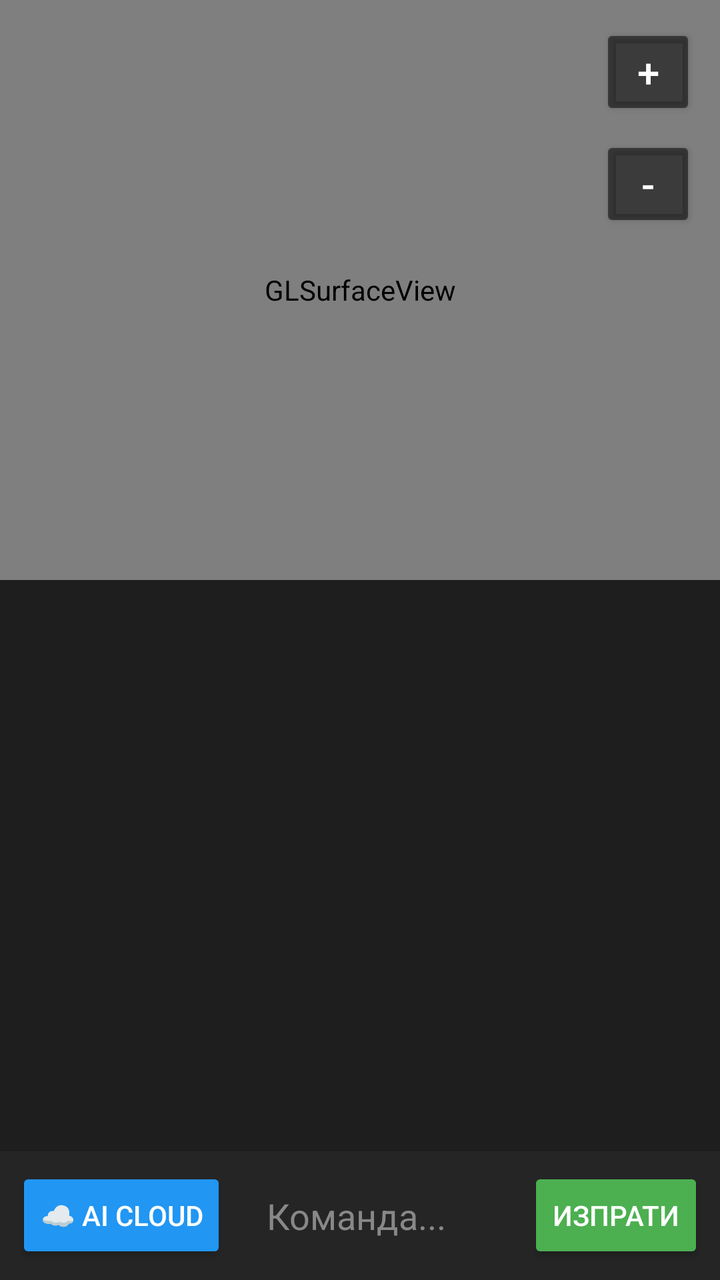
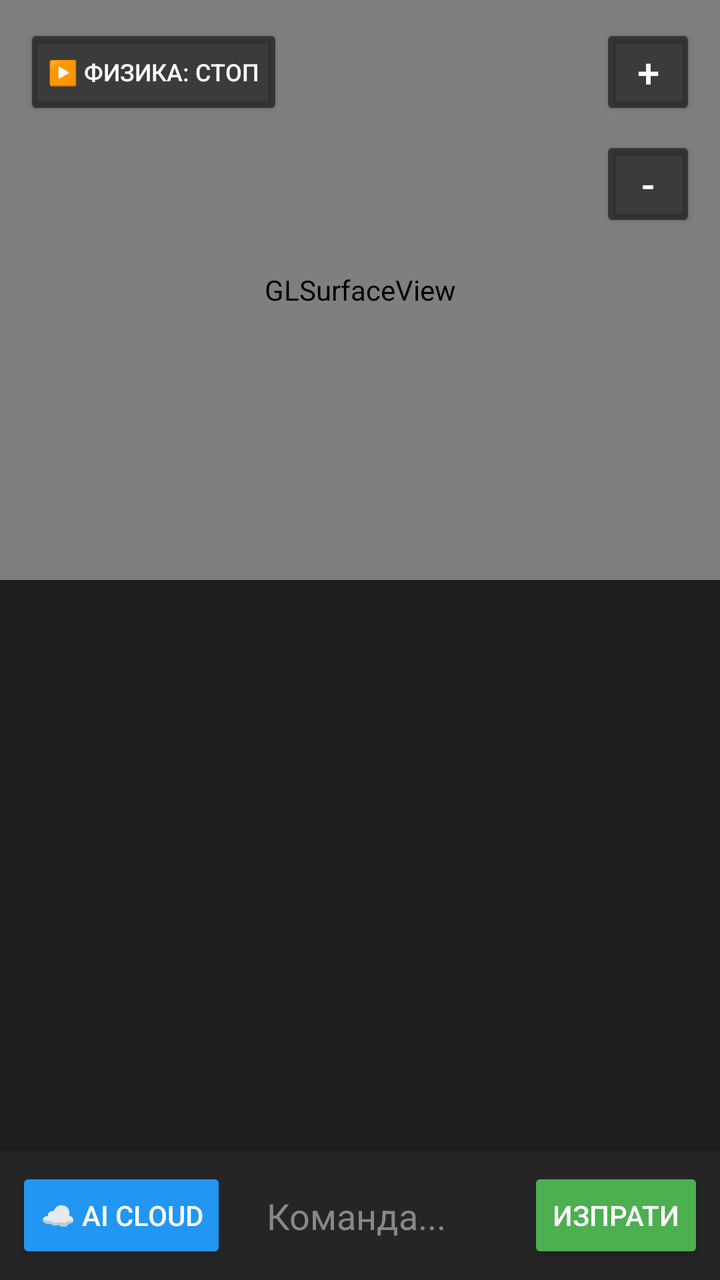

Before-and-after screenshots of an Android layout around one commit, followed by the original layout XML and the change that was made.
<!-- AndroidManifest.xml: application theme Theme.AppCompat.Light.NoActionBar -->
<!-- res/layout/activity_main.xml -->
<?xml version="1.0" encoding="utf-8"?>
<androidx.constraintlayout.widget.ConstraintLayout 
    xmlns:android="http://schemas.android.com/apk/res/android"
    xmlns:app="http://schemas.android.com/apk/res-auto"
    android:layout_width="match_parent"
    android:layout_height="match_parent"
    android:background="#121212">

    <FrameLayout
        android:id="@+id/engine_viewport"
        android:layout_width="0dp"
        android:layout_height="0dp"
        android:background="#000000"
        app:layout_constraintTop_toTopOf="parent"
        app:layout_constraintBottom_toTopOf="@+id/chat_layout"
        app:layout_constraintStart_toStartOf="parent"
        app:layout_constraintEnd_toEndOf="parent">
        
        <android.opengl.GLSurfaceView
            android:id="@+id/gl_surface_view"
            android:layout_width="match_parent"
            android:layout_height="match_parent" />

        
        <LinearLayout
            android:layout_width="wrap_content"
            android:layout_height="wrap_content"
            android:orientation="vertical"
            android:layout_gravity="top|end"
            android:layout_margin="12dp">

            <Button
                android:id="@+id/btn_zoom_in"
                android:layout_width="48dp"
                android:layout_height="48dp"
                android:text="+"
                android:textSize="20sp"
                android:textColor="#FFFFFF"
                android:backgroundTint="#88000000"/>

            <Button
                android:id="@+id/btn_zoom_out"
                android:layout_width="48dp"
                android:layout_height="48dp"
                android:layout_marginTop="8dp"
                android:text="-"
                android:textSize="20sp"
                android:textColor="#FFFFFF"
                android:backgroundTint="#88000000"/>
        </LinearLayout>
    </FrameLayout>

    <androidx.constraintlayout.widget.ConstraintLayout
        android:id="@+id/chat_layout"
        android:layout_width="0dp"
        android:layout_height="350dp"
        android:background="#1E1E1E"
        app:layout_constraintBottom_toBottomOf="parent"
        app:layout_constraintStart_toStartOf="parent"
        app:layout_constraintEnd_toEndOf="parent">

        <androidx.recyclerview.widget.RecyclerView
            android:id="@+id/chat_recycler"
            android:layout_width="0dp"
            android:layout_height="0dp"
            android:padding="8dp"
            android:clipToPadding="false"
            app:layout_constraintTop_toTopOf="parent"
            app:layout_constraintBottom_toTopOf="@+id/input_layout"
            app:layout_constraintStart_toStartOf="parent"
            app:layout_constraintEnd_toEndOf="parent" />

        <LinearLayout
            android:id="@+id/input_layout"
            android:layout_width="0dp"
            android:layout_height="wrap_content"
            android:orientation="horizontal"
            android:padding="8dp"
            android:background="#252526"
            android:gravity="center_vertical"
            app:layout_constraintBottom_toBottomOf="parent"
            app:layout_constraintStart_toStartOf="parent"
            app:layout_constraintEnd_toEndOf="parent">

            <Button
                android:id="@+id/btn_ai_cloud"
                android:layout_width="wrap_content"
                android:layout_height="wrap_content"
                android:text="☁️ AI Cloud"
                android:backgroundTint="#2196F3"
                android:textColor="#FFFFFF"
                android:layout_marginEnd="8dp"/>

            <EditText
                android:id="@+id/chat_input"
                android:layout_width="0dp"
                android:layout_height="wrap_content"
                android:layout_weight="1"
                android:hint="Команда..."
                android:textColorHint="#888888"
                android:textColor="#FFFFFF"
                android:background="@android:color/transparent"
                android:padding="12dp"
                android:inputType="textMultiLine"
                android:maxLines="4"/>

            <Button
                android:id="@+id/btn_send"
                android:layout_width="wrap_content"
                android:layout_height="wrap_content"
                android:text="Изпрати"
                android:backgroundTint="#4CAF50"
                android:textColor="#FFFFFF"/>
        </LinearLayout>
    </androidx.constraintlayout.widget.ConstraintLayout>
</androidx.constraintlayout.widget.ConstraintLayout>
<!-- resources referenced by this layout -->
<resources>

</resources>

<!-- the commit's change to res/layout/activity_main.xml (unified diff, before → after) -->
@@ -20,6 +20,18 @@
             android:id="@+id/gl_surface_view"
             android:layout_width="match_parent"
             android:layout_height="match_parent" />
+
+        
+        <Button
+            android:id="@+id/btn_toggle_physics"
+            android:layout_width="wrap_content"
+            android:layout_height="wrap_content"
+            android:layout_gravity="top|start"
+            android:layout_margin="12dp"
+            android:text="▶️ Физика: СТОП"
+            android:textSize="12sp"
+            android:textColor="#FFFFFF"
+            android:backgroundTint="#88000000"/>
 
         
         <LinearLayout
